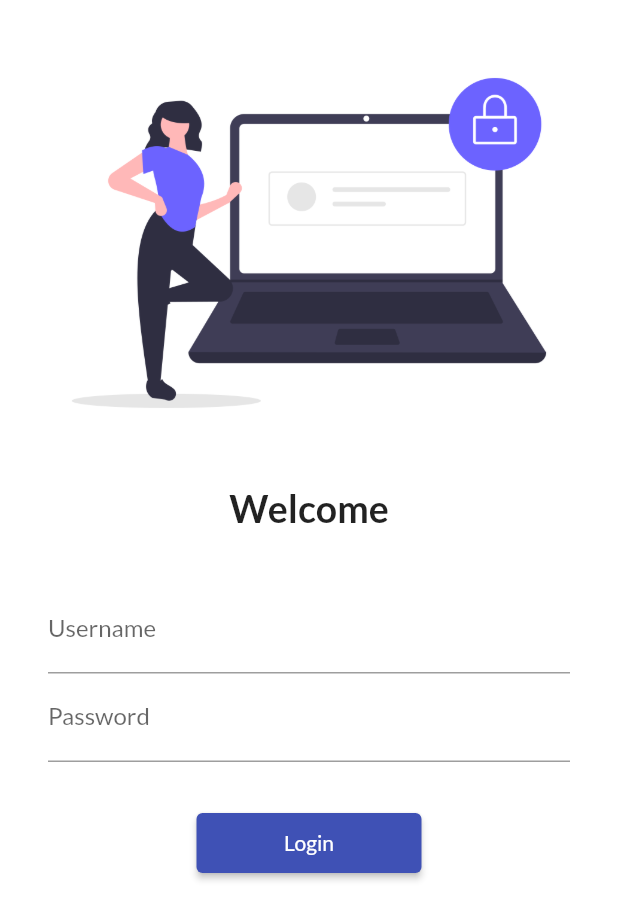
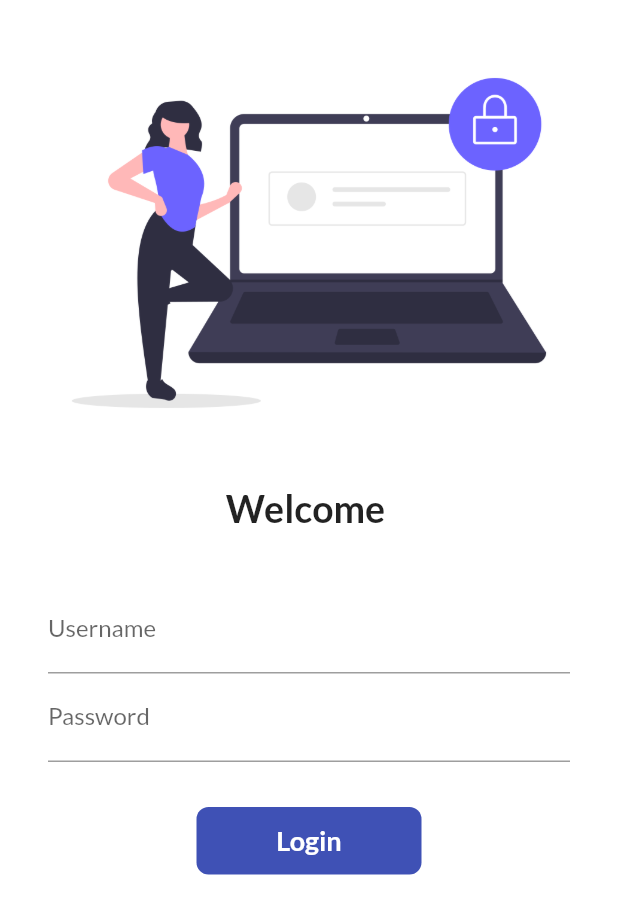
Before and after one commit to spallya/flutter_catalog, a Flutter app: the screen it shows after launch, on a phone screen of 412 x 824 dp. Shown: the top 920 px of the screen. Run offline on Flutter 3.47's test engine with Material 2 defaults, Android fonts, the phone set to English and light mode, and no system bars; our stand-ins replace google_fonts.

Commit message:
Login Page - StatefulWidget, Animation, Delay

```diff
--- a/lib/pages/login_page.dart
+++ b/lib/pages/login_page.dart
@@ -1,8 +1,16 @@
 import 'package:flutter/material.dart';
 import 'package:flutter_catalog/utils/routes.dart';
 
-class LoginPage extends StatelessWidget {
+class LoginPage extends StatefulWidget {
   const LoginPage({super.key});
+
+  @override
+  State<LoginPage> createState() => _LoginPageState();
+}
+
+class _LoginPageState extends State<LoginPage> {
+  String name = "";
+  bool buttonChanged = false;
 
   @override
   Widget build(BuildContext context) {
@@ -18,9 +26,9 @@ class LoginPage extends StatelessWidget {
             const SizedBox(
               height: 20,
             ),
-            const Text(
-              "Welcome",
-              style: TextStyle(fontSize: 25, fontWeight: FontWeight.bold),
+            Text(
+              "Welcome $name",
+              style: const TextStyle(fontSize: 25, fontWeight: FontWeight.bold),
             ),
             const SizedBox(
               height: 20,
@@ -33,6 +41,10 @@ class LoginPage extends StatelessWidget {
                   TextFormField(
                     decoration: const InputDecoration(
                         hintText: "Enter username", labelText: "Username"),
+                    onChanged: (userNmae) {
+                      name = userNmae;
+                      setState(() {});
+                    },
                   ),
                   TextFormField(
                     obscureText: true,
@@ -42,14 +54,40 @@ class LoginPage extends StatelessWidget {
                   const SizedBox(
                     height: 30,
                   ),
-                  ElevatedButton(
-                      onPressed: () => {
-                            Navigator.pushNamed(
-                                context, CatalogAppRoutes.homeRoute)
-                          },
-                      style: TextButton.styleFrom(
-                          minimumSize: const Size(150, 40)),
-                      child: const Text("Login"))
+                  InkWell(
+                    onTap: () async {
+                      setState(() {
+                        buttonChanged = true;
+                      });
+                      await Future.delayed(const Duration(milliseconds: 350));
+                      Navigator.pushNamed(context, CatalogAppRoutes.homeRoute);
+                    },
+                    child: AnimatedContainer(
+                      duration: const Duration(milliseconds: 250),
+                      width: buttonChanged ? 45 : 150,
+                      height: 45,
+                      alignment: Alignment.center,
+                      decoration: BoxDecoration(
+                          color: buttonChanged ? Colors.green : Colors.indigo,
+                          borderRadius:
+                              BorderRadius.circular(buttonChanged ? 45 : 8)),
+                      child: buttonChanged
+                          ? const Icon(Icons.done, color: Colors.white)
+                          : const Text("Login",
+                              style: TextStyle(
+                                  color: Colors.white,
+                                  fontWeight: FontWeight.bold,
+                                  fontSize: 18)),
+                    ),
+                  )
+                  // ElevatedButton(
+                  //     onPressed: () => {
+                  //           Navigator.pushNamed(
+                  //               context, CatalogAppRoutes.homeRoute)
+                  //         },
+                  //     style: TextButton.styleFrom(
+                  //         minimumSize: const Size(150, 40)),
+                  //     child: const Text("Login"))
                 ],
               ),
             )
```
